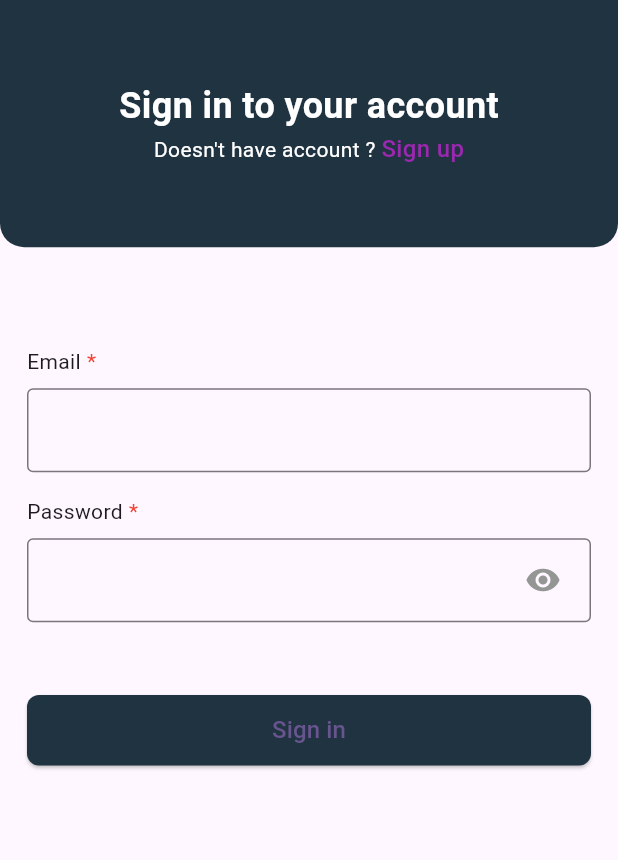
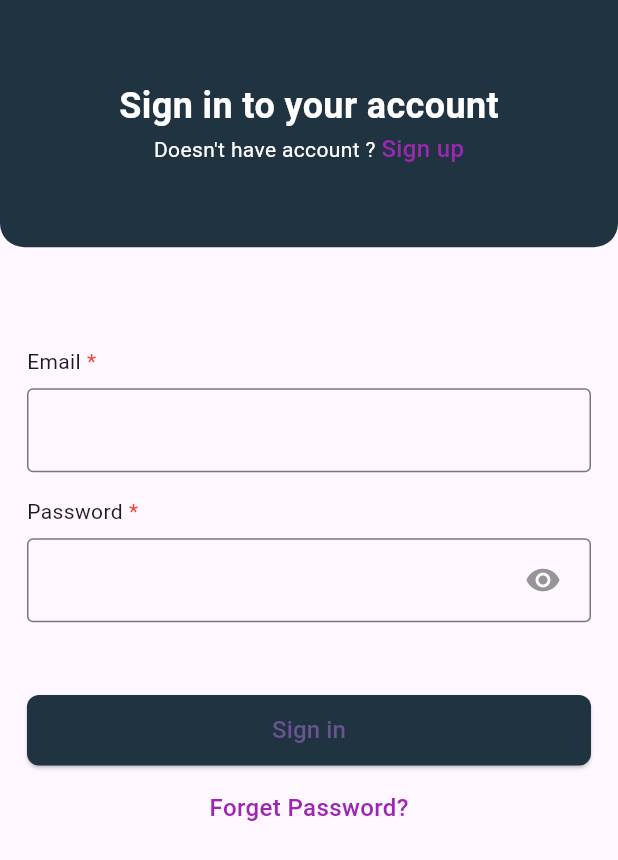
Before and after one commit to iamsusmitashrestha/firebase-app, a Flutter app: the screen it shows after launch, on a phone screen of 412 x 824 dp. Shown: the top 860 px of the screen. Run offline on Flutter 3.47's test engine with Material 2 defaults, Android fonts, the phone set to English and light mode, and no system bars; our stand-ins replace firebase_auth, firebase_core; accounts and stored records are empty.

Commit message:
forget password done

```diff
--- a/lib/features/login/login_screen.dart
+++ b/lib/features/login/login_screen.dart
@@ -134,7 +134,8 @@ class LoginScreen extends StatelessWidget {
                                                     content: Text(
                                                       value.error!,
                                                       style: const TextStyle(
-                                                          color: Colors.white),
+                                                        color: Colors.white,
+                                                      ),
                                                     ),
                                                   ),
                                                 )
@@ -143,7 +144,22 @@ class LoginScreen extends StatelessWidget {
                                         );
                                   }
                                 },
-                              )
+                              ),
+                              mHeightSpan,
+                              InkWell(
+                                onTap: () {
+                                  Navigator.pushReplacementNamed(
+                                      context, "/reset");
+                                },
+                                child: const Text(
+                                  "Forget Password?",
+                                  style: TextStyle(
+                                    color: Colors.purple,
+                                    fontSize: 16,
+                                    fontWeight: FontWeight.w500,
+                                  ),
+                                ),
+                              ),
                             ],
                           ),
                         ),
--- /dev/null
+++ b/lib/features/login/reset_password_provider.dart
@@ -0,0 +1,15 @@
+import 'package:firebase_auth/firebase_auth.dart';
+import 'package:flutter/material.dart';
+
+class ResetPasswordProvider extends ChangeNotifier {
+  String? email;
+
+  onEmailChanged(value) {
+    email = value;
+    notifyListeners();
+  }
+
+  resetPassword() async {
+    await FirebaseAuth.instance.sendPasswordResetEmail(email: email!);
+  }
+}
--- a/lib/main.dart
+++ b/lib/main.dart
@@ -1,5 +1,7 @@
 import 'package:firebase_app/features/login/auth_provider.dart';
 import 'package:firebase_app/features/login/login_screen.dart';
+import 'package:firebase_app/features/login/reset_password_provider.dart';
+import 'package:firebase_app/features/login/reset_password_screen.dart';
 import 'package:firebase_app/features/profile/profile_screen.dart';
 import 'package:firebase_app/features/signup/signup_screen.dart';
 import 'package:firebase_core/firebase_core.dart';
@@ -35,6 +37,10 @@ class MyApp extends StatelessWidget {
             ),
         "/signup": (context) => const SignupScreen(),
         "/profile": (context) => const ProfileScreen(),
+        "/reset": (context) => ChangeNotifierProvider(
+              create: (context) => ResetPasswordProvider(),
+              child: ResetPasswordScreen(),
+            ),
       },
     );
   }
```
Also changed, not shown: lib/features/login/reset_password_screen.dart (added, +76 -0 lines).
